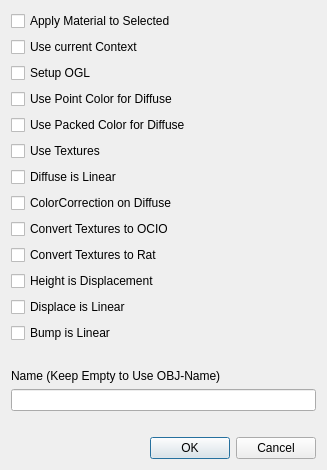
Before: the Qt Designer form python2.7libs/materialBuild_Mantra/view.ui in eglaubauf/egMantraTools, drawn with Qt 5.
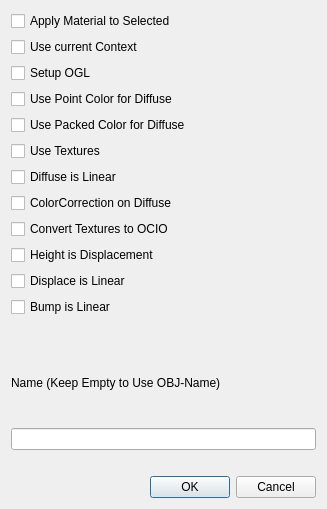
After: the same form once the commit is applied.

The edit to the form file:
```diff
--- a/python2.7libs/materialBuild_Mantra/view.ui
+++ b/python2.7libs/materialBuild_Mantra/view.ui
@@ -7,7 +7,7 @@
     <x>0</x>
     <y>0</y>
     <width>327</width>
-    <height>455</height>
+    <height>509</height>
    </rect>
   </property>
   <property name="sizePolicy">
@@ -91,13 +91,6 @@
        </property>
       </widget>
      </item>
-     <item>
-      <widget class="QCheckBox" name="cbx_convertRat">
-       <property name="text">
-        <string>Convert Textures to Rat</string>
-       </property>
-      </widget>
-     </item>
      <item>
       <widget class="QCheckBox" name="cbx_heightDisp">
        <property name="text">
```
